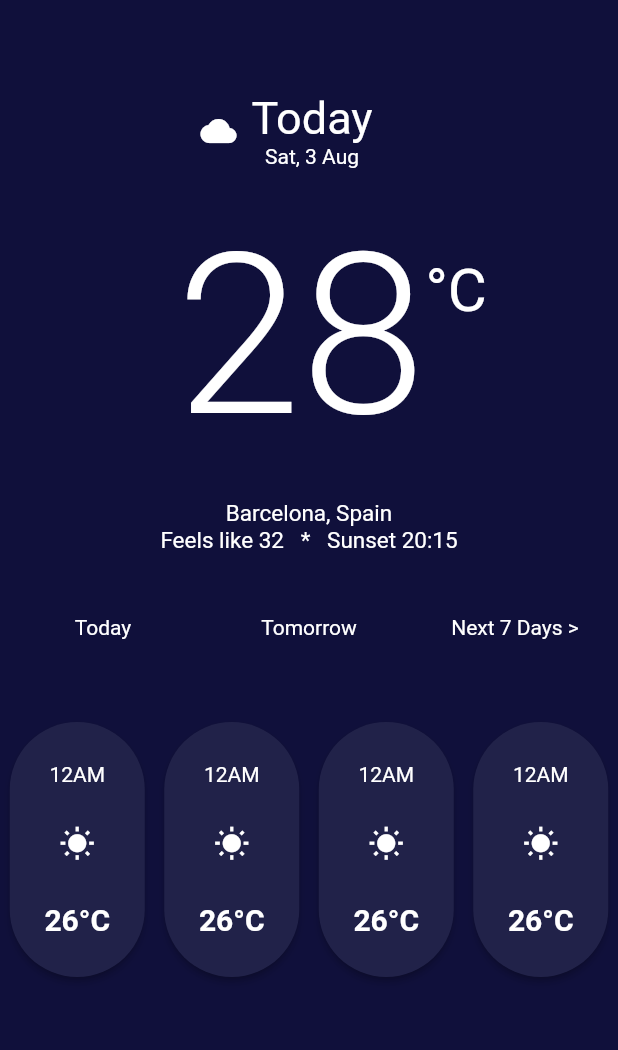
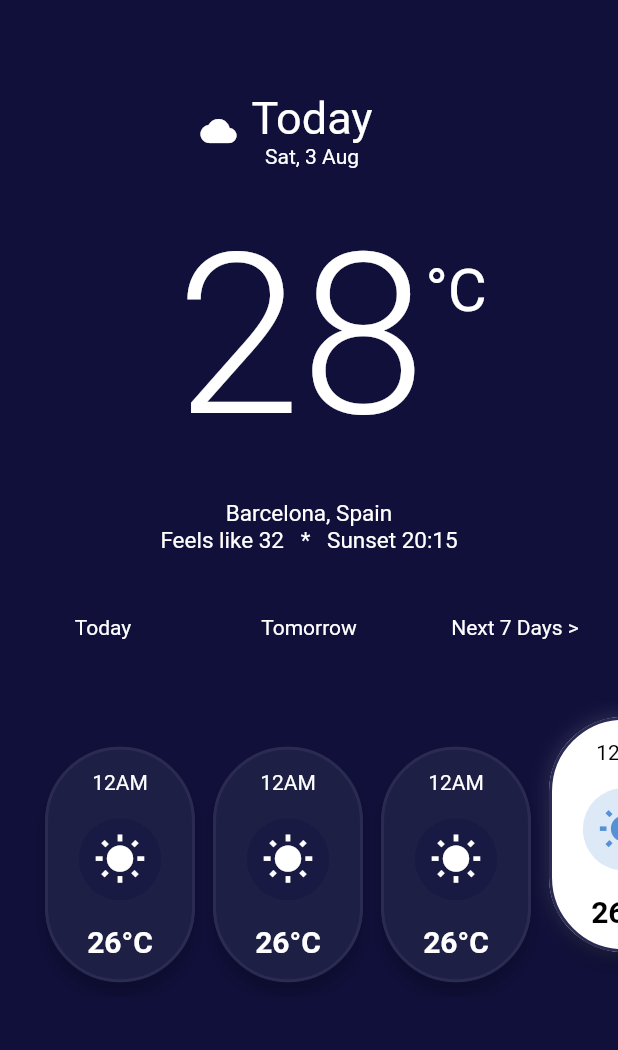
Before and after one commit to Jojoschmidt/beautiful_weather, a Flutter app: the screen it shows after launch, on a phone screen of 412 x 824 dp, the part 91-1141 px from its top. Run offline on Flutter 3.47's test engine with Material 2 defaults, Android fonts, the phone set to English and light mode, and no system bars.

Commit message:
- added hourly weather row with animations

```diff
--- a/lib/hour_weather_card.dart
+++ b/lib/hour_weather_card.dart
@@ -3,32 +3,84 @@ import 'package:flutter/material.dart';
 import 'constraints.dart';
 
 class HourWeatherCard extends StatefulWidget {
+  bool isSelected;
+  Function action;
+  HourWeatherCard(this.isSelected,this.action);
+
   @override
   _HourWeatherCardState createState() => _HourWeatherCardState();
 }
 
-class _HourWeatherCardState extends State<HourWeatherCard> {
+class _HourWeatherCardState extends State<HourWeatherCard> with SingleTickerProviderStateMixin{
+
+  Color color = Colors.red;
   @override
   Widget build(BuildContext context) {
-    return RawMaterialButton(
-        onPressed: (){},
-        shape: RoundedRectangleBorder(borderRadius: BorderRadius.circular(90)),
-        fillColor: Color(0xFF212249),
+    double padValueTop = widget.isSelected? 0:20;
+    double padValueBottom = widget.isSelected? 20:0;
+    return AnimatedPadding(
+      padding: EdgeInsets.only(bottom: padValueBottom,top: padValueTop),
+      curve: Curves.decelerate,
+      duration: Duration(milliseconds: 200),
+      child: Container(
+         decoration: widget.isSelected? BoxDecoration(
+           borderRadius: BorderRadius.circular(90),
+          boxShadow: [
+            BoxShadow(
+              color: Colors.white.withAlpha(40),
+              blurRadius: 10,
+              spreadRadius: 0,
+              offset: Offset(0, 0),
+            )
+          ],
+
+        ):BoxDecoration(),
+        width: 100,
+        height: 250,
+
+        child: RawMaterialButton(
+          elevation: 5,
+          onPressed: widget.action,
+
+          shape: RoundedRectangleBorder(
+           side: BorderSide(color: Color(0xFF2A2A53),width: 2),
+            borderRadius: BorderRadius.circular(50)
+          ),
+
+          fillColor:widget.isSelected?Colors.white: Color(0xFF1E1F45),
+
           constraints: BoxConstraints.tightFor(
-          height: 170,
-          width: 90
+            height: 190,
+            width: 100,
           ),
           child: Column(
             mainAxisAlignment: MainAxisAlignment.spaceEvenly,
-
             children: <Widget>[
               Text(
                 '12AM',
-            style: kBasicText,
+                style: widget.isSelected?kBasicText.copyWith(color: Colors.black): kBasicText,
               ),
-          Icon(Icons.wb_sunny,color: Colors.white,),
-          Text('26°C',style: kBasicText.copyWith(fontSize: 20,fontWeight: FontWeight.w600),)
+              ClipRRect(
+                child: Container(
+                  constraints: BoxConstraints.tightFor(width: 55,height: 55),
+                  color: widget.isSelected? Color(0xFFDEE9F8): Color(0xFF191A43),
+                  child: Icon(
+                    Icons.wb_sunny,
+                    color: widget.isSelected? Color(0xFF5491D7): Colors.white,
+                    size: 35,
+                  ),
+                ),
+                borderRadius: BorderRadius.circular(90),
+              ),
+              Text('26°C',
+                style: widget.isSelected?
+                  kBasicText.copyWith(color: Colors.black,fontSize: 20,fontWeight: FontWeight.w600):
+                  kBasicText.copyWith(fontSize: 20,fontWeight: FontWeight.w600
+                  ),
+              )
             ],
+          ),
+        ),
       ),
     );
   }
--- a/lib/weather_screen.dart
+++ b/lib/weather_screen.dart
@@ -9,6 +9,12 @@ class WeatherScreen extends StatefulWidget {
 }
 
 class _WeatherScreenState extends State<WeatherScreen> {
+  int selectedIndex = 3;
+
+  _onSelected(int index) {
+    //setState(() => _selectedIndex = index);
+    print(index);
+  }
   @override
   Widget build(BuildContext context) {
     return Scaffold(
@@ -113,21 +119,26 @@ class _WeatherScreenState extends State<WeatherScreen> {
               ),
             ),
             Expanded(
+
               flex: 2,
-              child: Row(
-                mainAxisAlignment: MainAxisAlignment.spaceAround,
-                children: <Widget>[
-                  HourWeatherCard(),
-                  HourWeatherCard(),
-                  HourWeatherCard(),
-                  HourWeatherCard(),
-
-                ],
+              child: Container(
+                margin: EdgeInsets.only(left: 20),
+                child: ListView.separated(
+                  padding: EdgeInsets.all(10),
+                  itemBuilder: (BuildContext context,int index){
+                    return HourWeatherCard(selectedIndex == index,(){setState(() {
+                      selectedIndex = index;
+                      print(index);
+                    });});
+                  },
+                  itemCount: 6,
+                  separatorBuilder: (BuildContext context, int index) => SizedBox(width: 12,),
+                  scrollDirection: Axis.horizontal,
+                ),
               ),
             ),
             Expanded(
-              child: Row(
-              ),
+              child: Row(),
             ),
 
           ],
```
Lines whose indentation alone changed are shown as unchanged.
